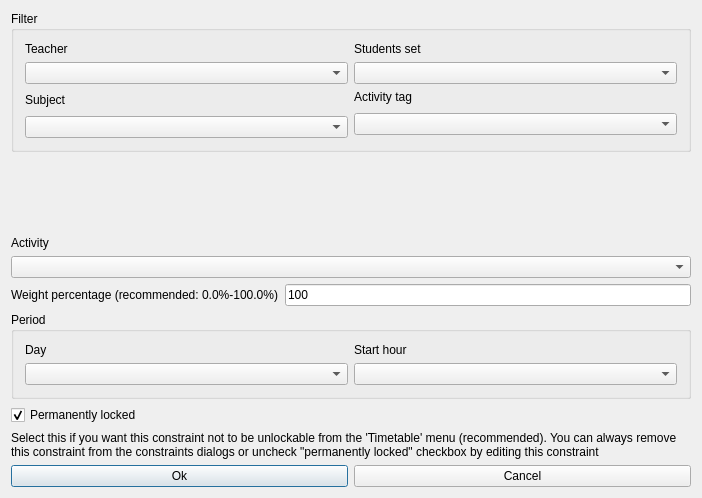
janLo/FET, file src/interface/modifyconstraintactivitypreferredstartingtimeform_template.ui: the form before one commit.
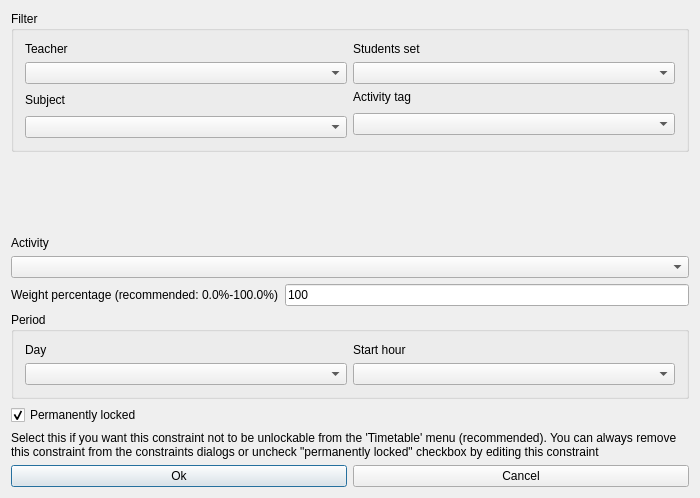
The form after the commit. Custom widgets are drawn as their Qt base class.

Patch:
```diff
--- a/src/interface/modifyconstraintactivitypreferredstartingtimeform_template.ui
+++ b/src/interface/modifyconstraintactivitypreferredstartingtimeform_template.ui
@@ -6,7 +6,7 @@
    <rect>
     <x>0</x>
     <y>0</y>
-    <width>702</width>
+    <width>700</width>
     <height>498</height>
    </rect>
   </property>
```
